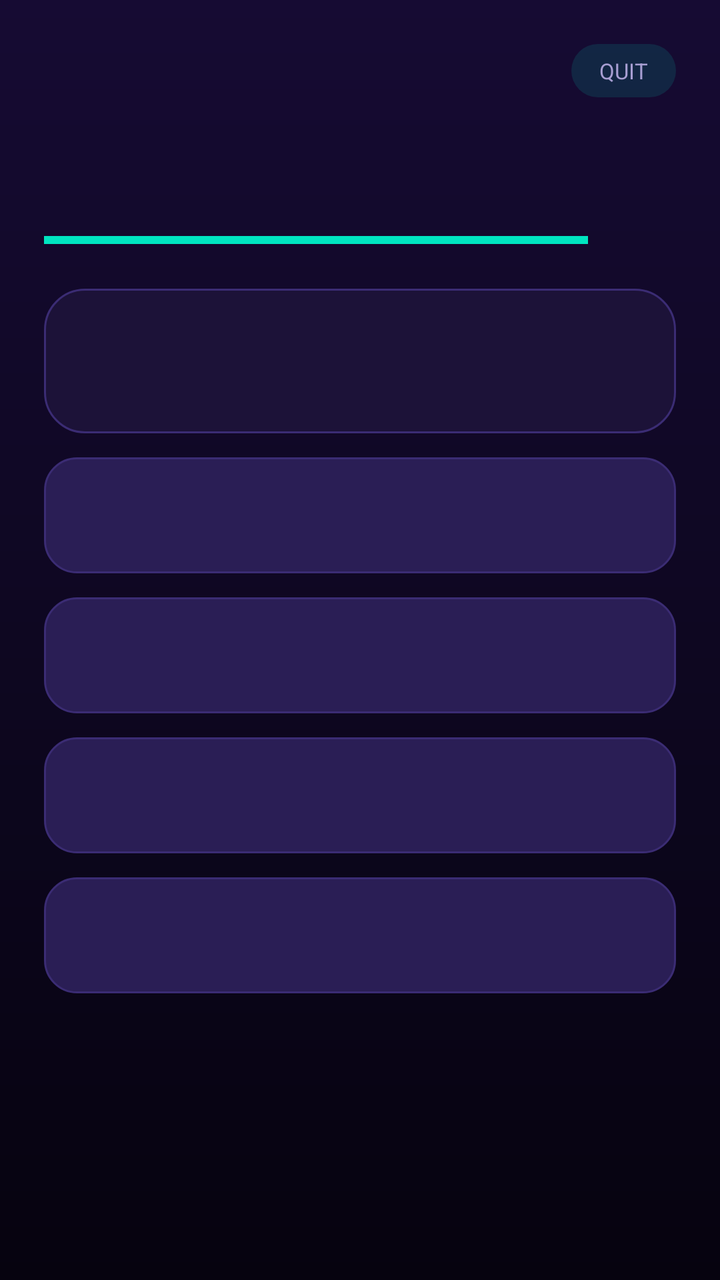
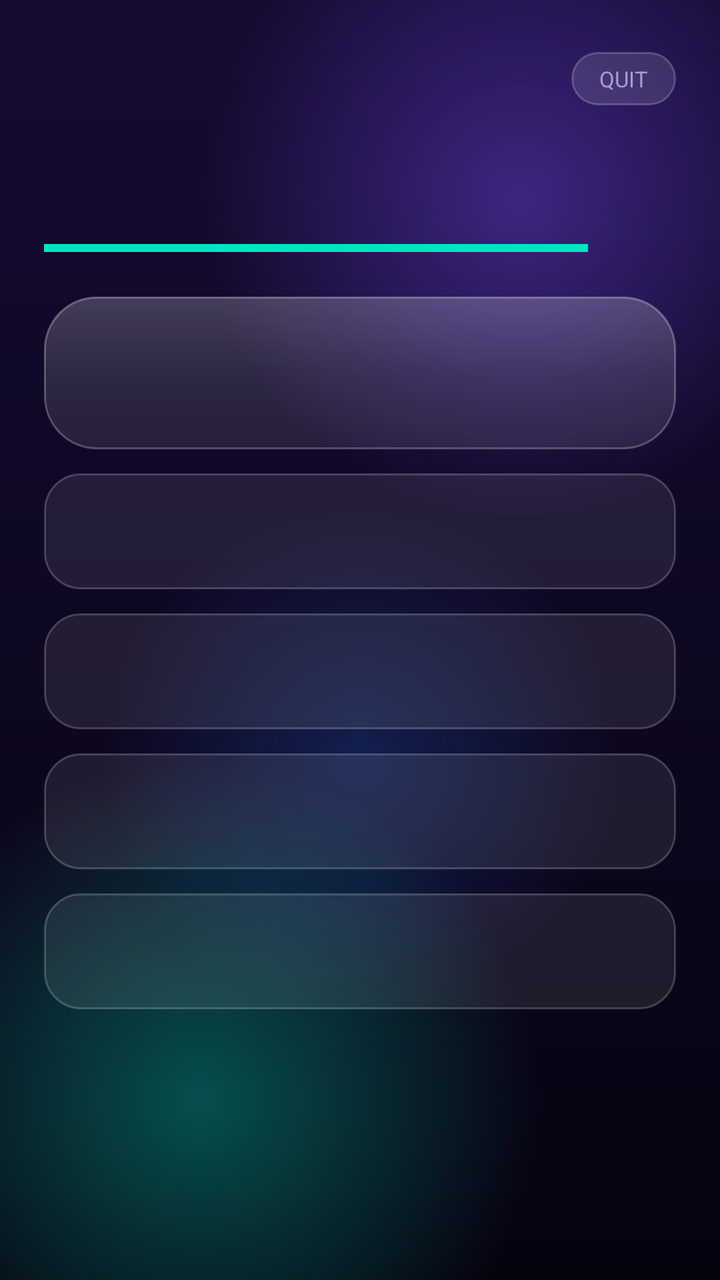

Compare the two renders of this Android layout. The source of the first and the diff that turns it into the second are given below.
<!-- AndroidManifest.xml: application theme AppTheme -->
<!-- res/layout/activity_quiz.xml -->
<?xml version="1.0" encoding="utf-8"?>
<LinearLayout xmlns:android="http://schemas.android.com/apk/res/android"
    android:layout_width="match_parent"
    android:layout_height="match_parent"
    android:background="@drawable/bg_gradient"
    android:orientation="vertical"
    android:paddingLeft="22dp"
    android:paddingTop="22dp"
    android:paddingRight="22dp"
    android:paddingBottom="18dp">

    <LinearLayout
        android:layout_width="match_parent"
        android:layout_height="wrap_content"
        android:gravity="center_vertical"
        android:orientation="horizontal">

        <TextView
            android:id="@+id/tvScore"
            android:layout_width="0dp"
            android:layout_height="wrap_content"
            android:layout_weight="1"
            android:fontFamily="sans-serif-medium"
            android:letterSpacing="0.06"
            android:textColor="@color/text_primary"
            android:textSize="13sp" />

        <TextView
            android:id="@+id/tvStreak"
            android:layout_width="wrap_content"
            android:layout_height="wrap_content"
            android:layout_marginRight="14dp"
            android:fontFamily="sans-serif-medium"
            android:letterSpacing="0.06"
            android:textColor="@color/accent_alt"
            android:textSize="12sp" />

        <TextView
            android:id="@+id/btnQuit"
            android:layout_width="wrap_content"
            android:layout_height="wrap_content"
            android:background="@drawable/bg_pill"
            android:clickable="true"
            android:focusable="true"
            android:paddingLeft="14dp"
            android:paddingTop="6dp"
            android:paddingRight="14dp"
            android:paddingBottom="6dp"
            android:text="@string/quit_button"
            android:textColor="@color/text_muted"
            android:textSize="11sp" />
    </LinearLayout>

    <TextView
        android:id="@+id/tvQuizCategory"
        android:layout_width="wrap_content"
        android:layout_height="wrap_content"
        android:layout_marginTop="18dp"
        android:letterSpacing="0.16"
        android:textColor="@color/accent_alt"
        android:textSize="11sp" />

    <TextView
        android:id="@+id/tvCounter"
        android:layout_width="wrap_content"
        android:layout_height="wrap_content"
        android:layout_marginTop="4dp"
        android:letterSpacing="0.1"
        android:textColor="@color/text_muted"
        android:textSize="11sp" />

    <LinearLayout
        android:layout_width="match_parent"
        android:layout_height="wrap_content"
        android:layout_marginTop="12dp"
        android:gravity="center_vertical"
        android:orientation="horizontal">

        <ProgressBar
            android:id="@+id/timeBar"
            style="@android:style/Widget.Material.ProgressBar.Horizontal"
            android:layout_width="0dp"
            android:layout_height="10dp"
            android:layout_weight="1"
            android:max="1000"
            android:progress="1000"
            android:progressBackgroundTint="@color/surface_light"
            android:progressTint="@color/accent_alt" />

        <TextView
            android:id="@+id/tvSeconds"
            android:layout_width="44dp"
            android:layout_height="wrap_content"
            android:gravity="end"
            android:textColor="@color/text_muted"
            android:textSize="12sp" />
    </LinearLayout>

    <ScrollView
        android:layout_width="match_parent"
        android:layout_height="0dp"
        android:layout_marginTop="16dp"
        android:layout_weight="1"
        android:fillViewport="true"
        android:scrollbars="none">

        <LinearLayout
            android:layout_width="match_parent"
            android:layout_height="wrap_content"
            android:orientation="vertical">

            <TextView
                android:id="@+id/tvQuestion"
                android:layout_width="match_parent"
                android:layout_height="wrap_content"
                android:background="@drawable/bg_card"
                android:fontFamily="sans-serif-medium"
                android:lineSpacingExtra="4dp"
                android:paddingLeft="20dp"
                android:paddingTop="22dp"
                android:paddingRight="20dp"
                android:paddingBottom="22dp"
                android:textColor="@color/text_primary"
                android:textSize="21sp" />

            <TextView
                android:id="@+id/option1"
                style="@style/OptionText" />

            <TextView
                android:id="@+id/option2"
                style="@style/OptionText" />

            <TextView
                android:id="@+id/option3"
                style="@style/OptionText" />

            <TextView
                android:id="@+id/option4"
                style="@style/OptionText" />

            <TextView
                android:id="@+id/tvFeedback"
                android:layout_width="match_parent"
                android:layout_height="wrap_content"
                android:layout_marginTop="14dp"
                android:fontFamily="sans-serif-medium"
                android:gravity="center"
                android:letterSpacing="0.04"
                android:visibility="invisible"
                android:textSize="14sp" />
        </LinearLayout>
    </ScrollView>
</LinearLayout>
<!-- resources referenced by this layout -->
<resources>
  <!-- drawable bg_card (drawable) -->
  <?xml version="1.0" encoding="utf-8"?>
  <shape xmlns:android="http://schemas.android.com/apk/res/android"
      android:shape="rectangle">
      <solid android:color="@color/surface" />
      <corners android:radius="20dp" />
      <stroke
          android:width="1dp"
          android:color="@color/stroke" />
  </shape>
  <!-- drawable bg_gradient (drawable) -->
  <?xml version="1.0" encoding="utf-8"?>
  <shape xmlns:android="http://schemas.android.com/apk/res/android"
      android:shape="rectangle">
      <gradient
          android:angle="270"
          android:startColor="@color/bg_top"
          android:endColor="@color/bg_bottom" />
  </shape>
  <!-- drawable bg_pill (drawable) -->
  <?xml version="1.0" encoding="utf-8"?>
  <shape xmlns:android="http://schemas.android.com/apk/res/android"
      android:shape="rectangle">
      <solid android:color="#1F00E5C0" />
      <corners android:radius="100dp" />
  </shape>
  <style name="AppTheme" parent="@android:style/Theme.Material.NoActionBar">
          <item name="android:windowBackground">@drawable/bg_gradient</item>
          <item name="android:colorPrimary">@color/accent</item>
          <item name="android:colorPrimaryDark">@color/bg_top</item>
          <item name="android:colorAccent">@color/accent_alt</item>
          <item name="android:statusBarColor">@color/bg_top</item>
          <item name="android:navigationBarColor">@color/bg_bottom</item>
          <item name="android:textColorPrimary">@color/text_primary</item>
          <item name="android:textColorSecondary">@color/text_muted</item>
      </style>
  <color name="surface">#1C1238</color>
  <color name="stroke">#3B2C74</color>
  <!-- drawable bg_option (drawable) -->
  <?xml version="1.0" encoding="utf-8"?>
  <ripple xmlns:android="http://schemas.android.com/apk/res/android"
      android:color="@color/ripple">
      <item>
          <shape android:shape="rectangle">
              <solid android:color="@color/surface_light" />
              <corners android:radius="16dp" />
              <stroke
                  android:width="1dp"
                  android:color="@color/stroke" />
          </shape>
      </item>
  </ripple>
  <color name="ripple">#40FFFFFF</color>
  <!-- unchanged entries left out for length: 9 -->
</resources>

<!-- the commit's change to res/layout/activity_quiz.xml (unified diff, before → after) -->
@@ -2,10 +2,10 @@
 <LinearLayout xmlns:android="http://schemas.android.com/apk/res/android"
     android:layout_width="match_parent"
     android:layout_height="match_parent"
-    android:background="@drawable/bg_gradient"
+    android:background="@drawable/bg_glow"
     android:orientation="vertical"
     android:paddingLeft="22dp"
-    android:paddingTop="22dp"
+    android:paddingTop="26dp"
     android:paddingRight="22dp"
     android:paddingBottom="18dp">
 
@@ -31,7 +31,7 @@
             android:layout_height="wrap_content"
             android:layout_marginRight="14dp"
             android:fontFamily="sans-serif-medium"
-            android:letterSpacing="0.06"
+            android:letterSpacing="0.04"
             android:textColor="@color/accent_alt"
             android:textSize="12sp" />
 
@@ -39,7 +39,7 @@
             android:id="@+id/btnQuit"
             android:layout_width="wrap_content"
             android:layout_height="wrap_content"
-            android:background="@drawable/bg_pill"
+            android:background="@drawable/glass_pill"
             android:clickable="true"
             android:focusable="true"
             android:paddingLeft="14dp"
@@ -113,13 +113,13 @@
                 android:id="@+id/tvQuestion"
                 android:layout_width="match_parent"
                 android:layout_height="wrap_content"
-                android:background="@drawable/bg_card"
+                android:background="@drawable/glass_card"
                 android:fontFamily="sans-serif-medium"
                 android:lineSpacingExtra="4dp"
                 android:paddingLeft="20dp"
-                android:paddingTop="22dp"
+                android:paddingTop="24dp"
                 android:paddingRight="20dp"
-                android:paddingBottom="22dp"
+                android:paddingBottom="24dp"
                 android:textColor="@color/text_primary"
                 android:textSize="21sp" />
 
@@ -143,12 +143,12 @@
                 android:id="@+id/tvFeedback"
                 android:layout_width="match_parent"
                 android:layout_height="wrap_content"
-                android:layout_marginTop="14dp"
+                android:layout_marginTop="16dp"
                 android:fontFamily="sans-serif-medium"
                 android:gravity="center"
                 android:letterSpacing="0.04"
-                android:visibility="invisible"
-                android:textSize="14sp" />
+                android:textSize="15sp"
+                android:visibility="invisible" />
         </LinearLayout>
     </ScrollView>
 </LinearLayout>
<!-- resource entries referenced after the edit -->
@@ -1,58 +1,124 @@
 <!-- resources referenced by this layout -->
 <resources>
-  <!-- drawable bg_card (drawable) -->
+  <!-- drawable bg_glow (drawable) -->
+  <?xml version="1.0" encoding="utf-8"?>
+  <layer-list xmlns:android="http://schemas.android.com/apk/res/android">
+  
+      <item>
+          <shape android:shape="rectangle">
+              <gradient
+                  android:angle="270"
+                  android:startColor="@color/bg_top"
+                  android:endColor="@color/bg_bottom" />
+          </shape>
+      </item>
+  
+      <item
+          android:gravity="top|right"
+          android:top="-60dp"
+          android:right="-60dp">
+          <shape android:shape="oval">
+              <size
+                  android:width="320dp"
+                  android:height="320dp" />
+              <gradient
+                  android:type="radial"
+                  android:gradientRadius="160dp"
+                  android:startColor="#667C4DFF"
+                  android:endColor="#007C4DFF" />
+          </shape>
+      </item>
+  
+      <item
+          android:gravity="bottom|left"
+          android:bottom="-80dp"
+          android:left="-70dp">
+          <shape android:shape="oval">
+              <size
+                  android:width="340dp"
+                  android:height="340dp" />
+              <gradient
+                  android:type="radial"
+                  android:gradientRadius="170dp"
+                  android:startColor="#5500E5C0"
+                  android:endColor="#0000E5C0" />
+          </shape>
+      </item>
+  
+      <item
+          android:gravity="center"
+          android:top="120dp">
+          <shape android:shape="oval">
+              <size
+                  android:width="260dp"
+                  android:height="260dp" />
+              <gradient
+                  android:type="radial"
+                  android:gradientRadius="130dp"
+                  android:startColor="#3D1F6FEB"
+                  android:endColor="#001F6FEB" />
+          </shape>
+      </item>
+  </layer-list>
+  <!-- drawable glass_card (drawable) -->
+  <?xml version="1.0" encoding="utf-8"?>
+  <layer-list xmlns:android="http://schemas.android.com/apk/res/android">
+  
+      <item>
+          <shape android:shape="rectangle">
+              <solid android:color="#17FFFFFF" />
+              <corners android:radius="26dp" />
+              <stroke
+                  android:width="1dp"
+                  android:color="#40FFFFFF" />
+          </shape>
+      </item>
+  
+      <item>
+          <shape android:shape="rectangle">
+              <gradient
+                  android:angle="270"
+                  android:startColor="#22FFFFFF"
+                  android:centerColor="#0AFFFFFF"
+                  android:endColor="#00FFFFFF" />
+              <corners android:radius="26dp" />
+          </shape>
+      </item>
+  </layer-list>
+  <!-- drawable glass_pill (drawable) -->
   <?xml version="1.0" encoding="utf-8"?>
   <shape xmlns:android="http://schemas.android.com/apk/res/android"
       android:shape="rectangle">
-      <solid android:color="@color/surface" />
-      <corners android:radius="20dp" />
+      <solid android:color="#1FFFFFFF" />
+      <corners android:radius="100dp" />
       <stroke
           android:width="1dp"
-          android:color="@color/stroke" />
-  </shape>
-  <!-- drawable bg_gradient (drawable) -->
-  <?xml version="1.0" encoding="utf-8"?>
-  <shape xmlns:android="http://schemas.android.com/apk/res/android"
-      android:shape="rectangle">
-      <gradient
-          android:angle="270"
-          android:startColor="@color/bg_top"
-          android:endColor="@color/bg_bottom" />
-  </shape>
-  <!-- drawable bg_pill (drawable) -->
-  <?xml version="1.0" encoding="utf-8"?>
-  <shape xmlns:android="http://schemas.android.com/apk/res/android"
-      android:shape="rectangle">
-      <solid android:color="#1F00E5C0" />
-      <corners android:radius="100dp" />
+          android:color="#33FFFFFF" />
   </shape>
   <style name="AppTheme" parent="@android:style/Theme.Material.NoActionBar">
-          <item name="android:windowBackground">@drawable/bg_gradient</item>
+          <item name="android:windowBackground">@drawable/bg_glow</item>
           <item name="android:colorPrimary">@color/accent</item>
           <item name="android:colorPrimaryDark">@color/bg_top</item>
           <item name="android:colorAccent">@color/accent_alt</item>
-          <item name="android:statusBarColor">@color/bg_top</item>
+          <item name="android:statusBarColor">@android:color/transparent</item>
           <item name="android:navigationBarColor">@color/bg_bottom</item>
           <item name="android:textColorPrimary">@color/text_primary</item>
           <item name="android:textColorSecondary">@color/text_muted</item>
       </style>
-  <color name="surface">#1C1238</color>
-  <color name="stroke">#3B2C74</color>
   <!-- drawable bg_option (drawable) -->
   <?xml version="1.0" encoding="utf-8"?>
   <ripple xmlns:android="http://schemas.android.com/apk/res/android"
-      android:color="@color/ripple">
+      android:color="#33FFFFFF">
       <item>
           <shape android:shape="rectangle">
-              <solid android:color="@color/surface_light" />
-              <corners android:radius="16dp" />
+              <solid android:color="#16FFFFFF" />
+              <corners android:radius="18dp" />
               <stroke
                   android:width="1dp"
-                  android:color="@color/stroke" />
+                  android:color="#33FFFFFF" />
           </shape>
       </item>
   </ripple>
-  <color name="ripple">#40FFFFFF</color>
   <!-- unchanged entries left out for length: 9 -->
 </resources>
 
